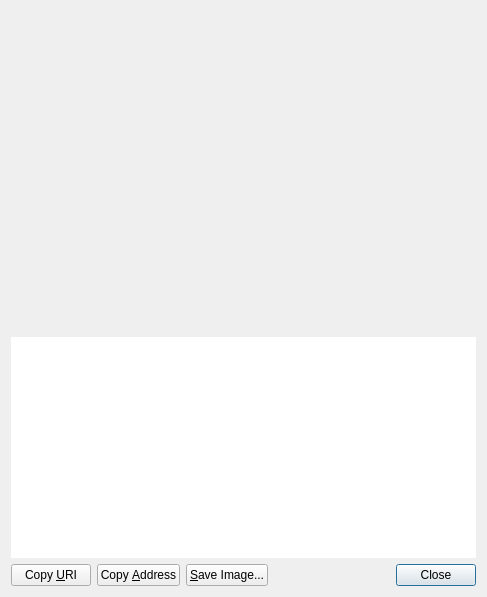
First picture: the form in src/qt/forms/receiverequestdialog.ui, repository bitnet-io/bitnet-core, before the edit.
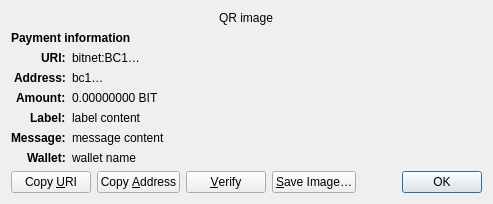
Second picture: the form after the edit. Custom widgets are drawn as their Qt base class.

Commit message: push for sha256 instead of scrypt (now with more segwit)

```diff
--- a/src/qt/forms/receiverequestdialog.ui
+++ b/src/qt/forms/receiverequestdialog.ui
@@ -6,60 +6,158 @@
    <rect>
     <x>0</x>
     <y>0</y>
-    <width>487</width>
-    <height>597</height>
+    <width>413</width>
+    <height>229</height>
    </rect>
   </property>
-  <layout class="QVBoxLayout" name="verticalLayout_3">
-   <item>
-    <widget class="QRImageWidget" name="lblQRCode">
-     <property name="sizePolicy">
-      <sizepolicy hsizetype="Expanding" vsizetype="Fixed">
-       <horstretch>0</horstretch>
-       <verstretch>0</verstretch>
-      </sizepolicy>
+  <property name="windowTitle">
+   <string>Request payment to …</string>
+  </property>
+  <layout class="QGridLayout" name="gridLayout" columnstretch="0,1">
+   <property name="sizeConstraint">
+    <enum>QLayout::SetFixedSize</enum>
+   </property>
+   <item row="0" column="0" colspan="2" alignment="Qt::AlignHCenter">
+    <widget class="QRImageWidget" name="qr_code">
+     <property name="text">
+      <string notr="true">QR image</string>
      </property>
-     <property name="minimumSize">
-      <size>
-       <width>300</width>
-       <height>320</height>
-      </size>
+     <property name="textInteractionFlags">
+      <set>Qt::NoTextInteraction</set>
      </property>
-     <property name="toolTip">
-      <string>QR Code</string>
+    </widget>
+   </item>
+   <item row="1" column="0" colspan="2">
+    <widget class="QLabel" name="payment_header">
+     <property name="font">
+      <font>
+       <weight>75</weight>
+       <bold>true</bold>
+      </font>
      </property>
+     <property name="text">
+      <string>Payment information</string>
+     </property>
+     <property name="textInteractionFlags">
+      <set>Qt::NoTextInteraction</set>
+     </property>
+    </widget>
+   </item>
+   <item row="2" column="0" alignment="Qt::AlignRight|Qt::AlignTop">
+    <widget class="QLabel" name="uri_tag">
+     <property name="font">
+      <font>
+       <weight>75</weight>
+       <bold>true</bold>
+      </font>
+     </property>
+     <property name="text">
+      <string notr="true">URI:</string>
+     </property>
      <property name="textFormat">
       <enum>Qt::PlainText</enum>
      </property>
-     <property name="alignment">
-      <set>Qt::AlignCenter</set>
+     <property name="textInteractionFlags">
+      <set>Qt::NoTextInteraction</set>
      </property>
+    </widget>
+   </item>
+   <item row="2" column="1" alignment="Qt::AlignTop">
+    <widget class="QLabel" name="uri_content">
+     <property name="text">
+      <string notr="true">bitnet:BC1…</string>
+     </property>
+     <property name="textFormat">
+      <enum>Qt::RichText</enum>
+     </property>
      <property name="wordWrap">
       <bool>true</bool>
      </property>
     </widget>
    </item>
-   <item>
-    <widget class="QTextEdit" name="outUri">
-     <property name="sizePolicy">
-      <sizepolicy hsizetype="Expanding" vsizetype="Expanding">
-       <horstretch>0</horstretch>
-       <verstretch>0</verstretch>
-      </sizepolicy>
+   <item row="3" column="0" alignment="Qt::AlignRight|Qt::AlignTop">
+    <widget class="QLabel" name="address_tag">
+     <property name="font">
+      <font>
+       <weight>75</weight>
+       <bold>true</bold>
+      </font>
      </property>
-     <property name="minimumSize">
-      <size>
-       <width>0</width>
-       <height>50</height>
-      </size>
+     <property name="text">
+      <string>Address:</string>
      </property>
-     <property name="frameShape">
-      <enum>QFrame::NoFrame</enum>
+     <property name="textInteractionFlags">
+      <set>Qt::NoTextInteraction</set>
      </property>
-     <property name="frameShadow">
-      <enum>QFrame::Plain</enum>
+    </widget>
+   </item>
+   <item row="3" column="1" alignment="Qt::AlignTop">
+    <widget class="QLabel" name="address_content">
+     <property name="text">
+      <string notr="true">bc1…</string>
      </property>
-     <property name="tabChangesFocus">
+     <property name="textFormat">
+      <enum>Qt::PlainText</enum>
+     </property>
+     <property name="textInteractionFlags">
+      <set>Qt::TextSelectableByMouse</set>
+     </property>
+    </widget>
+   </item>
+   <item row="4" column="0" alignment="Qt::AlignRight|Qt::AlignTop">
+    <widget class="QLabel" name="amount_tag">
+     <property name="font">
+      <font>
+       <weight>75</weight>
+       <bold>true</bold>
+      </font>
+     </property>
+     <property name="text">
+      <string>Amount:</string>
+     </property>
+     <property name="textInteractionFlags">
+      <set>Qt::NoTextInteraction</set>
+     </property>
+    </widget>
+   </item>
+   <item row="4" column="1" alignment="Qt::AlignTop">
+    <widget class="QLabel" name="amount_content">
+     <property name="text">
+      <string notr="true">0.00000000 BIT</string>
+     </property>
+     <property name="textFormat">
+      <enum>Qt::PlainText</enum>
+     </property>
+     <property name="textInteractionFlags">
+      <set>Qt::TextSelectableByMouse</set>
+     </property>
+    </widget>
+   </item>
+   <item row="5" column="0" alignment="Qt::AlignRight|Qt::AlignTop">
+    <widget class="QLabel" name="label_tag">
+     <property name="font">
+      <font>
+       <weight>75</weight>
+       <bold>true</bold>
+      </font>
+     </property>
+     <property name="text">
+      <string>Label:</string>
+     </property>
+     <property name="textInteractionFlags">
+      <set>Qt::NoTextInteraction</set>
+     </property>
+    </widget>
+   </item>
+   <item row="5" column="1" alignment="Qt::AlignTop">
+    <widget class="QLabel" name="label_content">
+     <property name="text">
+      <string notr="true">label content</string>
+     </property>
+     <property name="textFormat">
+      <enum>Qt::PlainText</enum>
+     </property>
+     <property name="wordWrap">
       <bool>true</bool>
      </property>
      <property name="textInteractionFlags">
@@ -67,7 +165,71 @@
      </property>
     </widget>
    </item>
-   <item>
+   <item row="6" column="0" alignment="Qt::AlignRight|Qt::AlignTop">
+    <widget class="QLabel" name="message_tag">
+     <property name="font">
+      <font>
+       <weight>75</weight>
+       <bold>true</bold>
+      </font>
+     </property>
+     <property name="text">
+      <string>Message:</string>
+     </property>
+     <property name="textInteractionFlags">
+      <set>Qt::NoTextInteraction</set>
+     </property>
+    </widget>
+   </item>
+   <item row="6" column="1" alignment="Qt::AlignTop">
+    <widget class="QLabel" name="message_content">
+     <property name="text">
+      <string notr="true">message content</string>
+     </property>
+     <property name="textFormat">
+      <enum>Qt::PlainText</enum>
+     </property>
+     <property name="wordWrap">
+      <bool>true</bool>
+     </property>
+     <property name="textInteractionFlags">
+      <set>Qt::TextSelectableByMouse</set>
+     </property>
+    </widget>
+   </item>
+   <item row="7" column="0" alignment="Qt::AlignRight|Qt::AlignTop">
+    <widget class="QLabel" name="wallet_tag">
+     <property name="font">
+      <font>
+       <weight>75</weight>
+       <bold>true</bold>
+      </font>
+     </property>
+     <property name="text">
+      <string>Wallet:</string>
+     </property>
+     <property name="textInteractionFlags">
+      <set>Qt::NoTextInteraction</set>
+     </property>
+    </widget>
+   </item>
+   <item row="7" column="1" alignment="Qt::AlignTop">
+    <widget class="QLabel" name="wallet_content">
+     <property name="text">
+      <string notr="true">wallet name</string>
+     </property>
+     <property name="textFormat">
+      <enum>Qt::PlainText</enum>
+     </property>
+     <property name="wordWrap">
+      <bool>true</bool>
+     </property>
+     <property name="textInteractionFlags">
+      <set>Qt::TextSelectableByMouse</set>
+     </property>
+    </widget>
+   </item>
+   <item row="8" column="0" colspan="2">
     <layout class="QHBoxLayout" name="horizontalLayout">
      <item>
       <widget class="QPushButton" name="btnCopyURI">
@@ -89,10 +251,23 @@
        </property>
       </widget>
      </item>
+     <item>
+      <widget class="QPushButton" name="btnVerify">
+       <property name="text">
+        <string>&amp;Verify</string>
+       </property>
+       <property name="toolTip">
+        <string>Verify this address on e.g. a hardware wallet screen</string>
+       </property>
+       <property name="autoDefault">
+        <bool>false</bool>
+       </property>
+      </widget>
+     </item>
      <item>
       <widget class="QPushButton" name="btnSaveAs">
        <property name="text">
-        <string>&amp;Save Image...</string>
+        <string>&amp;Save Image…</string>
        </property>
        <property name="autoDefault">
         <bool>false</bool>
@@ -115,7 +290,7 @@
      <item>
       <widget class="QDialogButtonBox" name="buttonBox">
        <property name="standardButtons">
-        <set>QDialogButtonBox::Close</set>
+        <set>QDialogButtonBox::Ok</set>
        </property>
       </widget>
      </item>
```
Left out of the diff: 40 changed lines with no effect on the pictures. The commit also changes 4762 other files.
